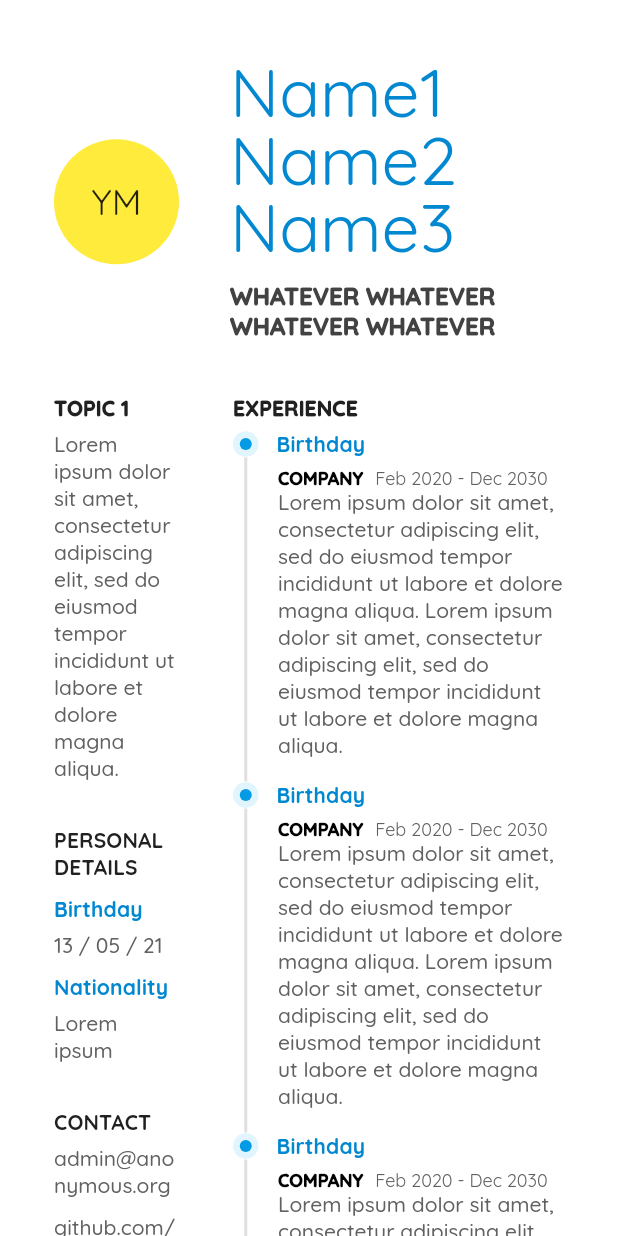
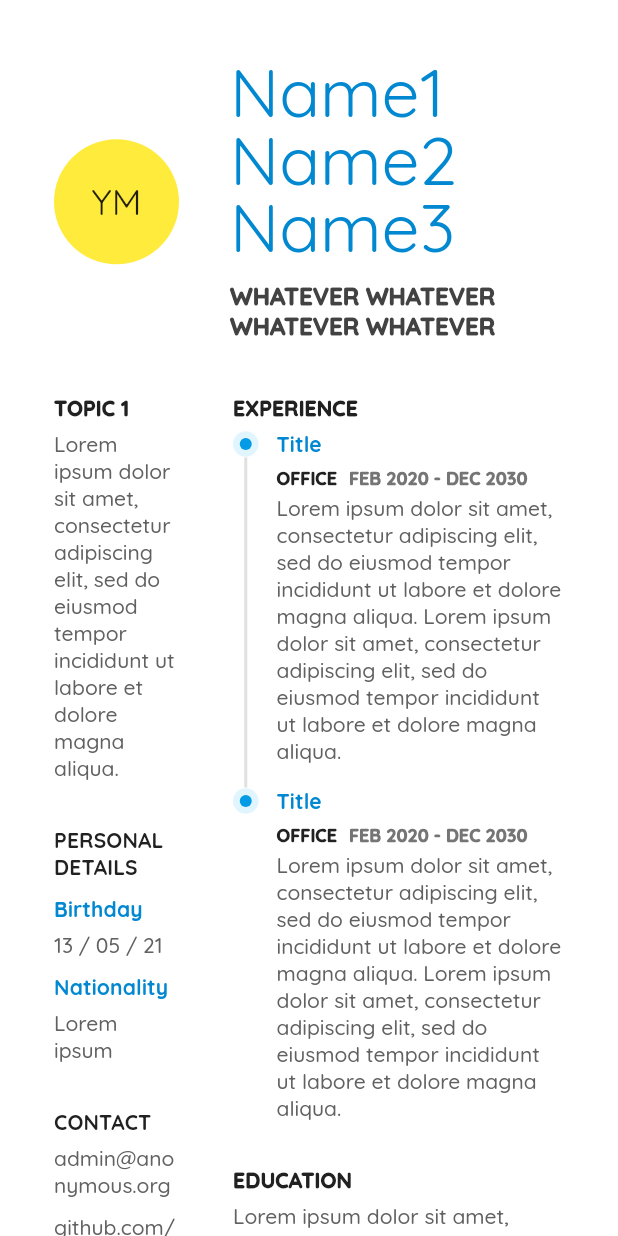
Before and after one commit to yaymalaga/CV_maker, a Flutter app: the screen it shows after launch, on a phone screen of 412 x 824 dp. Run offline on Flutter 3.47's test engine with Material 2 defaults, Android fonts, the phone set to English and light mode, and no system bars; drawn by our look-alikes of screenshot; our stand-ins replace google_fonts.

Commit message:
Stepper: Big rework
* Add content parameters

* Fix bad left margin

* Add option for last item

```diff
--- a/lib/simple_stepper.dart
+++ b/lib/simple_stepper.dart
@@ -10,23 +10,47 @@ class SimpleStepper extends StatelessWidget {
     return Column(
       mainAxisSize: MainAxisSize.min,
       children: const [
-        StepperItem(),
-        StepperItem(),
-        StepperItem(),
+        StepperItem(
+          title: "Title",
+          subtitle1: "Office",
+          subtitle2: "FEB 2020 - DEC 2030",
+          text:
+              "Lorem ipsum dolor sit amet, consectetur adipiscing elit, sed do eiusmod tempor incididunt ut labore et dolore magna aliqua. Lorem ipsum dolor sit amet, consectetur adipiscing elit, sed do eiusmod tempor incididunt ut labore et dolore magna aliqua.",
+        ),
+        StepperItem(
+          title: "Title",
+          subtitle1: "Office",
+          subtitle2: "FEB 2020 - DEC 2030",
+          text:
+              "Lorem ipsum dolor sit amet, consectetur adipiscing elit, sed do eiusmod tempor incididunt ut labore et dolore magna aliqua. Lorem ipsum dolor sit amet, consectetur adipiscing elit, sed do eiusmod tempor incididunt ut labore et dolore magna aliqua.",
+          isLast: true,
+        ),
       ],
     );
   }
 }
 
 class StepperItem extends StatelessWidget {
+  final bool isLast;
+  final String title;
+  final String subtitle1;
+  final String subtitle2;
+  final String text;
+
   const StepperItem({
     Key? key,
+    this.isLast = false,
+    this.title = "",
+    this.subtitle1 = "",
+    this.subtitle2 = "",
+    this.text = "",
   }) : super(key: key);
 
   @override
   Widget build(BuildContext context) {
     return Column(
       mainAxisSize: MainAxisSize.min,
+      crossAxisAlignment: CrossAxisAlignment.start,
       children: [
         Row(
           children: [
@@ -50,7 +74,7 @@ class StepperItem extends StatelessWidget {
             ),
             const SizedBox(width: 12),
             Text(
-              "Birthday",
+              title,
               style: Theme.of(context).textTheme.subtitle2?.copyWith(
                     color: Colors.lightBlue.shade700,
                     fontWeight: FontWeight.bold,
@@ -60,11 +84,15 @@ class StepperItem extends StatelessWidget {
         ),
         Container(
           margin: const EdgeInsets.only(left: 7.5),
-          padding: const EdgeInsets.only(left: 20.5, top: 6, bottom: 15),
+          padding: EdgeInsets.only(
+            left: 19.5,
+            top: 6,
+            bottom: isLast ? 0 : 15,
+          ),
           decoration: BoxDecoration(
             border: Border(
               left: BorderSide(
-                color: Colors.grey.shade300,
+                color: isLast ? Colors.transparent : Colors.grey.shade300,
                 width: 2,
               ),
             ),
@@ -77,23 +105,25 @@ class StepperItem extends StatelessWidget {
                 mainAxisSize: MainAxisSize.min,
                 children: [
                   Text(
-                    "Company".toUpperCase(),
+                    subtitle1.toUpperCase(),
                     style: Theme.of(context).textTheme.caption?.copyWith(
-                          color: Colors.black,
+                          color: Colors.grey.shade900,
                           fontWeight: FontWeight.w900,
                         ),
                   ),
                   const SizedBox(width: 8),
                   Text(
-                    "Feb 2020 - Dec 2030",
+                    subtitle2,
                     style: Theme.of(context).textTheme.caption?.copyWith(
-                          color: Colors.grey.shade700,
+                          color: Colors.grey.shade600,
+                          fontWeight: FontWeight.w900,
                         ),
                   ),
                 ],
               ),
+              const SizedBox(height: 4),
               Text(
-                "Lorem ipsum dolor sit amet, consectetur adipiscing elit, sed do eiusmod tempor incididunt ut labore et dolore magna aliqua. Lorem ipsum dolor sit amet, consectetur adipiscing elit, sed do eiusmod tempor incididunt ut labore et dolore magna aliqua.",
+                text,
                 style: Theme.of(context).textTheme.bodyText1?.copyWith(
                       color: Colors.grey.shade700,
                     ),
```
